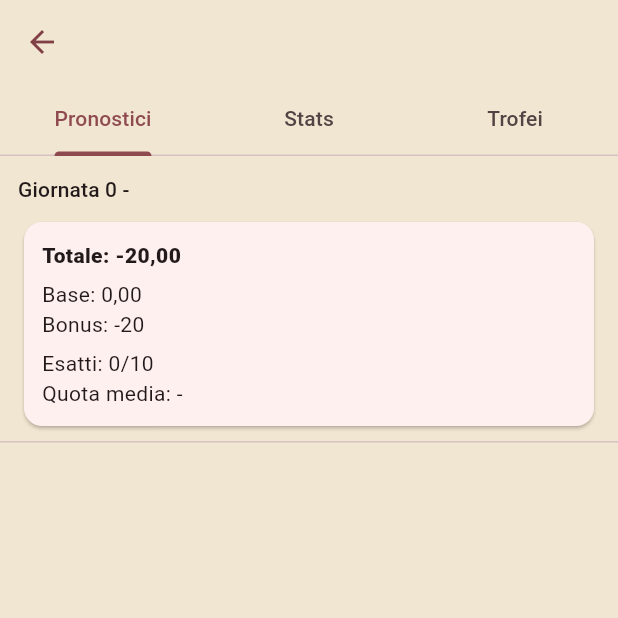
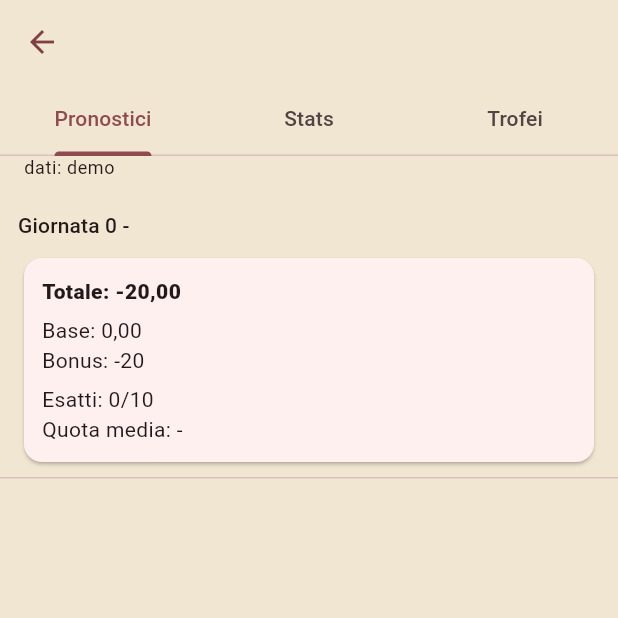
Before and after one commit to emilianocorbianco-cass/cassandra, a Flutter app: the UserHubPage screen opened directly with empty values, on a phone screen of 412 x 824 dp, the top half of it. Run offline on Flutter 3.47's test engine with Material 3 defaults, Android fonts, the phone set to English and light mode, and no system bars; our stand-ins replace flutter_dotenv, shared_preferences; accounts and stored records are empty; network calls fail; Roboto replaces fonts that are missing (Avenir).

Commit message:
feat: show fixtures source (real/demo) in user hub app bar

```diff
--- a/cassandra/lib/features/profile/user_hub_page.dart
+++ b/cassandra/lib/features/profile/user_hub_page.dart
@@ -13,6 +13,7 @@ import '../predictions/models/pick_option.dart';
 import 'widgets/user_picks_view.dart';
 import 'widgets/user_stats_view.dart';
 import 'widgets/user_trophies_view.dart';
+import 'package:cassandra/features/predictions/models/formatters.dart';
 
 class UserHubPage extends StatefulWidget {
   final GroupMember member;
@@ -91,6 +92,16 @@ class _UserHubPageState extends State<UserHubPage> {
 
   @override
   Widget build(BuildContext context) {
+    final app = CassandraScope.of(context);
+    final dataLabel = app.cachedPredictionMatchesAreReal
+        ? 'dati: reali (API)'
+        : 'dati: demo';
+    final updatedLabel =
+        (app.cachedPredictionMatchesAreReal &&
+            app.cachedPredictionMatchesUpdatedAt != null)
+        ? ' • agg. ${formatKickoff(app.cachedPredictionMatchesUpdatedAt!)}'
+        : '';
+
     final initial = widget.initialTabIndex.clamp(0, 2);
 
     return DefaultTabController(
@@ -108,12 +119,29 @@ class _UserHubPageState extends State<UserHubPage> {
               ),
             ],
           ),
-          bottom: const TabBar(
-            tabs: [
-              Tab(text: 'Pronostici'),
-              Tab(text: 'Stats'),
-              Tab(text: 'Trofei'),
-            ],
+          bottom: PreferredSize(
+            preferredSize: Size.fromHeight(kTextTabBarHeight + 24),
+            child: Column(
+              children: [
+                const TabBar(
+                  tabs: [
+                    Tab(text: 'Pronostici'),
+                    Tab(text: 'Stats'),
+                    Tab(text: 'Trofei'),
+                  ],
+                ),
+                Padding(
+                  padding: const EdgeInsets.fromLTRB(16, 0, 16, 8),
+                  child: Align(
+                    alignment: Alignment.centerLeft,
+                    child: Text(
+                      '$dataLabel$updatedLabel',
+                      style: Theme.of(context).textTheme.bodySmall,
+                    ),
+                  ),
+                ),
+              ],
+            ),
           ),
         ),
         body: TabBarView(
```
